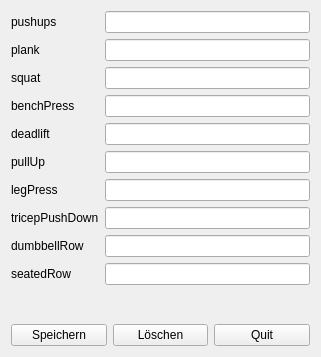
The window that gym/gymdialog.ui (pmgyambol/rowingclub) describes before a commit, drawn with Qt 5.
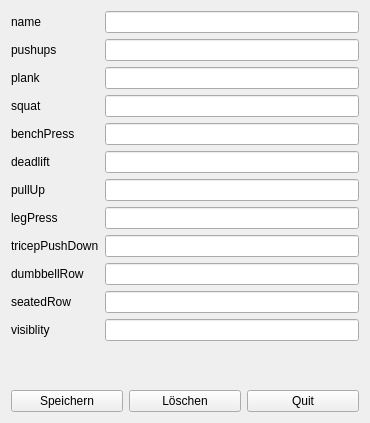
The same window after the commit.

The edit to the form file:
```diff
--- a/gym/gymdialog.ui
+++ b/gym/gymdialog.ui
@@ -6,8 +6,8 @@
    <rect>
     <x>0</x>
     <y>0</y>
-    <width>321</width>
-    <height>357</height>
+    <width>370</width>
+    <height>423</height>
    </rect>
   </property>
   <property name="windowTitle">
@@ -16,106 +16,126 @@
   <layout class="QVBoxLayout" name="verticalLayout">
    <item>
     <layout class="QFormLayout" name="formLayout">
-     <item row="0" column="0">
+     <item row="1" column="0">
+      <widget class="QLabel" name="nameLabel">
+       <property name="text">
+        <string>name</string>
+       </property>
+      </widget>
+     </item>
+     <item row="1" column="1">
+      <widget class="QLineEdit" name="nameLineEdit"/>
+     </item>
+     <item row="2" column="0">
       <widget class="QLabel" name="pushupsLabel">
        <property name="text">
         <string>pushups</string>
        </property>
       </widget>
      </item>
-     <item row="0" column="1">
+     <item row="2" column="1">
       <widget class="QLineEdit" name="pushupsLineEdit"/>
      </item>
-     <item row="2" column="0">
-      <widget class="QLabel" name="squatLabel">
-       <property name="text">
-        <string>squat</string>
-       </property>
-      </widget>
-     </item>
      <item row="3" column="0">
-      <widget class="QLabel" name="benchPressLabel">
-       <property name="text">
-        <string>benchPress </string>
-       </property>
-      </widget>
-     </item>
-     <item row="4" column="0">
-      <widget class="QLabel" name="deadliftLabel">
-       <property name="text">
-        <string>deadlift</string>
-       </property>
-      </widget>
-     </item>
-     <item row="1" column="0">
       <widget class="QLabel" name="plankLabel">
        <property name="text">
         <string>plank</string>
        </property>
       </widget>
      </item>
-     <item row="1" column="1">
-      <widget class="QLineEdit" name="plankLineEdit"/>
-     </item>
-     <item row="2" column="1">
-      <widget class="QLineEdit" name="squatLineEdit"/>
-     </item>
      <item row="3" column="1">
-      <widget class="QLineEdit" name="benchPressLineEdit"/>
+      <widget class="QLineEdit" name="plankLineEdit"/>
+     </item>
+     <item row="4" column="0">
+      <widget class="QLabel" name="squatLabel">
+       <property name="text">
+        <string>squat</string>
+       </property>
+      </widget>
      </item>
      <item row="4" column="1">
-      <widget class="QLineEdit" name="deadliftLineEdit"/>
+      <widget class="QLineEdit" name="squatLineEdit"/>
+     </item>
+     <item row="5" column="0">
+      <widget class="QLabel" name="benchPressLabel">
+       <property name="text">
+        <string>benchPress </string>
+       </property>
+      </widget>
      </item>
      <item row="5" column="1">
-      <widget class="QLineEdit" name="pullUpLineEdit"/>
+      <widget class="QLineEdit" name="benchPressLineEdit"/>
+     </item>
+     <item row="6" column="0">
+      <widget class="QLabel" name="deadliftLabel">
+       <property name="text">
+        <string>deadlift</string>
+       </property>
+      </widget>
      </item>
      <item row="6" column="1">
-      <widget class="QLineEdit" name="legPressLineEdit"/>
+      <widget class="QLineEdit" name="deadliftLineEdit"/>
      </item>
-     <item row="7" column="1">
-      <widget class="QLineEdit" name="tricepPushDownLineEdit"/>
-     </item>
-     <item row="8" column="1">
-      <widget class="QLineEdit" name="dumbbellRowLineEdit"/>
-     </item>
-     <item row="5" column="0">
+     <item row="7" column="0">
       <widget class="QLabel" name="pullUpLabel">
        <property name="text">
         <string>pullUp</string>
        </property>
       </widget>
      </item>
-     <item row="6" column="0">
+     <item row="7" column="1">
+      <widget class="QLineEdit" name="pullUpLineEdit"/>
+     </item>
+     <item row="8" column="0">
       <widget class="QLabel" name="legPressLabel">
        <property name="text">
         <string>legPress</string>
        </property>
       </widget>
      </item>
-     <item row="7" column="0">
+     <item row="8" column="1">
+      <widget class="QLineEdit" name="legPressLineEdit"/>
+     </item>
+     <item row="9" column="0">
       <widget class="QLabel" name="tricepPushDownLabel">
        <property name="text">
         <string>tricepPushDown</string>
        </property>
       </widget>
      </item>
-     <item row="8" column="0">
+     <item row="9" column="1">
+      <widget class="QLineEdit" name="tricepPushDownLineEdit"/>
+     </item>
+     <item row="10" column="0">
       <widget class="QLabel" name="dumbbellRowLabel">
        <property name="text">
         <string>dumbbellRow</string>
        </property>
       </widget>
      </item>
-     <item row="9" column="1">
-      <widget class="QLineEdit" name="seatedRowLineEdit"/>
+     <item row="10" column="1">
+      <widget class="QLineEdit" name="dumbbellRowLineEdit"/>
      </item>
-     <item row="9" column="0">
+     <item row="11" column="0">
       <widget class="QLabel" name="seatedRowLabel">
        <property name="text">
         <string>seatedRow</string>
        </property>
       </widget>
      </item>
+     <item row="11" column="1">
+      <widget class="QLineEdit" name="seatedRowLineEdit"/>
+     </item>
+     <item row="12" column="1">
+      <widget class="QLineEdit" name="visibilityLineEdit"/>
+     </item>
+     <item row="12" column="0">
+      <widget class="QLabel" name="visibilityLabel">
+       <property name="text">
+        <string>visiblity</string>
+       </property>
+      </widget>
+     </item>
     </layout>
    </item>
    <item>
```
